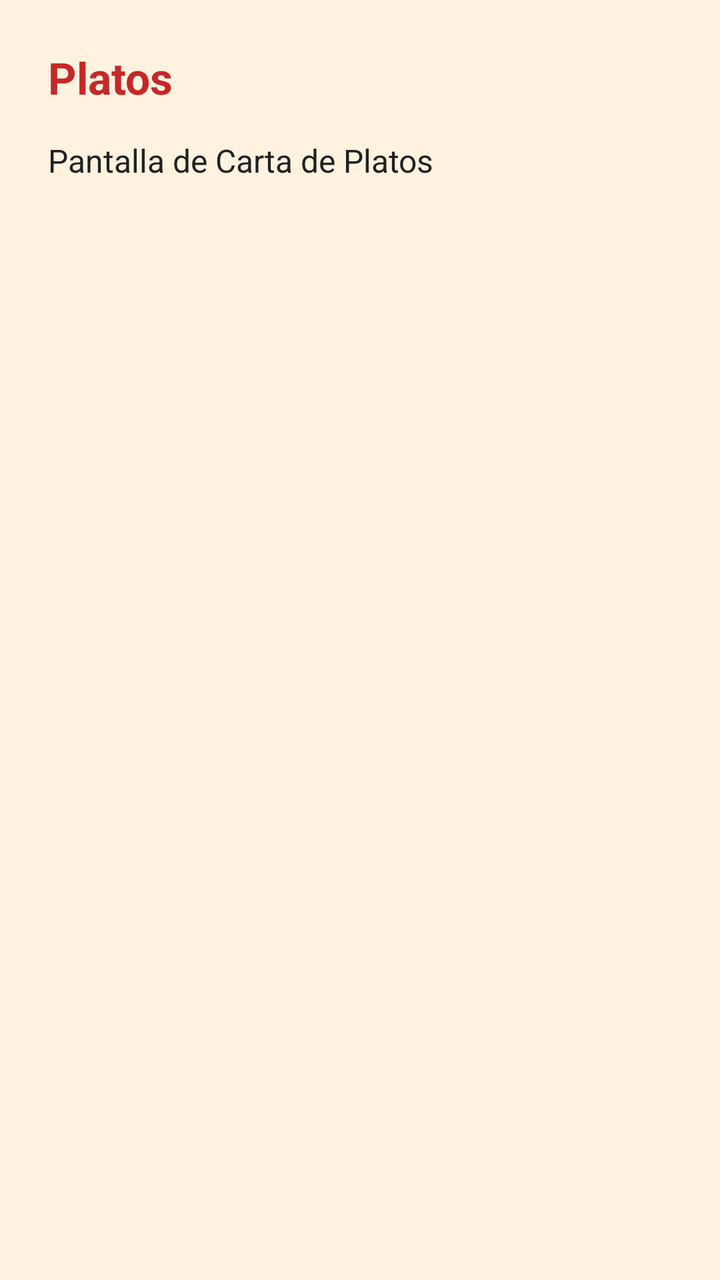
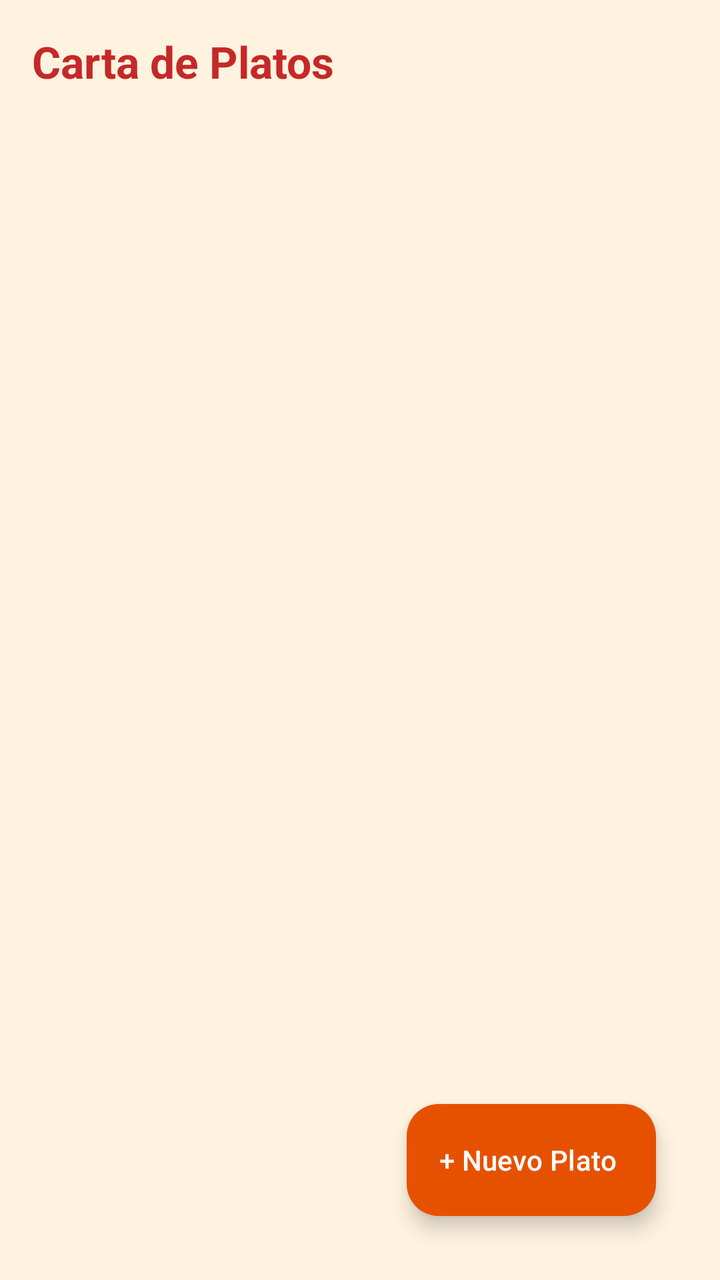

Two renders of the same Android screen: before a commit and after it. Below are the layout's source before the change and the commit's diff.
<!-- AndroidManifest.xml: application theme Theme.SaborApp -->
<!-- res/layout/activity_platos.xml -->
<?xml version="1.0" encoding="utf-8"?>
<LinearLayout xmlns:android="http://schemas.android.com/apk/res/android"
    android:id="@+id/main"
    android:layout_width="match_parent"
    android:layout_height="match_parent"
    android:orientation="vertical"
    android:padding="24dp">

    <TextView
        android:layout_width="wrap_content"
        android:layout_height="wrap_content"
        android:text="@string/menu_platos"
        android:textColor="@color/rojo"
        android:textSize="22sp"
        android:textStyle="bold" />

    <TextView
        android:layout_width="wrap_content"
        android:layout_height="wrap_content"
        android:layout_marginTop="16dp"
        android:text="@string/info_platos"
        android:textColor="@color/negro"
        android:textSize="16sp" />
</LinearLayout>
<!-- resources referenced by this layout -->
<resources>
  <color name="negro">#212121</color>
  <color name="rojo">#C62828</color>
  <string name="info_platos">Pantalla de Carta de Platos</string>
  <string name="menu_platos">Platos</string>
  <style name="Theme.SaborApp" parent="Base.Theme.SaborApp" />
  <style name="Base.Theme.SaborApp" parent="Theme.Material3.Light.NoActionBar">
          <item name="colorPrimary">@color/naranja</item>
          <item name="colorOnPrimary">@color/blanco</item>
          <item name="colorSecondary">@color/rojo</item>
          <item name="colorOnSecondary">@color/blanco</item>
          <item name="android:windowBackground">@color/crema</item>
          <item name="android:statusBarColor">@color/rojo</item>
      </style>
  <color name="naranja">#E65100</color>
  <color name="blanco">#FFFFFF</color>
  <color name="crema">#FFF3E0</color>
</resources>

<!-- the commit's change to res/layout/activity_platos.xml (unified diff, before → after) -->
@@ -1,24 +1,40 @@
 <?xml version="1.0" encoding="utf-8"?>
-<LinearLayout xmlns:android="http://schemas.android.com/apk/res/android"
+<androidx.coordinatorlayout.widget.CoordinatorLayout xmlns:android="http://schemas.android.com/apk/res/android"
+    xmlns:app="http://schemas.android.com/apk/res-auto"
     android:id="@+id/main"
     android:layout_width="match_parent"
     android:layout_height="match_parent"
-    android:orientation="vertical"
-    android:padding="24dp">
+    android:padding="16dp">
 
-    <TextView
+    <LinearLayout
+        android:layout_width="match_parent"
+        android:layout_height="match_parent"
+        android:orientation="vertical">
+
+        <TextView
+            android:layout_width="wrap_content"
+            android:layout_height="wrap_content"
+            android:text="@string/titulo_platos"
+            android:textColor="@color/rojo"
+            android:textSize="22sp"
+            android:textStyle="bold" />
+
+        <androidx.recyclerview.widget.RecyclerView
+            android:id="@+id/rvPlatos"
+            android:layout_width="match_parent"
+            android:layout_height="0dp"
+            android:layout_marginTop="16dp"
+            android:layout_weight="1"
+            app:layoutManager="androidx.recyclerview.widget.LinearLayoutManager" />
+    </LinearLayout>
+
+    <com.google.android.material.floatingactionbutton.ExtendedFloatingActionButton
+        android:id="@+id/fabAgregarPlato"
         android:layout_width="wrap_content"
         android:layout_height="wrap_content"
-        android:text="@string/menu_platos"
-        android:textColor="@color/rojo"
-        android:textSize="22sp"
-        android:textStyle="bold" />
-
-    <TextView
-        android:layout_width="wrap_content"
-        android:layout_height="wrap_content"
-        android:layout_marginTop="16dp"
-        android:text="@string/info_platos"
-        android:textColor="@color/negro"
-        android:textSize="16sp" />
-</LinearLayout>
+        android:layout_gravity="bottom|end"
+        android:layout_margin="16dp"
+        android:text="@string/btn_nuevo_plato"
+        android:textColor="@color/blanco"
+        app:backgroundTint="@color/naranja" />
+</androidx.coordinatorlayout.widget.CoordinatorLayout>
<!-- resource entries referenced after the edit -->
@@ -1,9 +1,10 @@
 <!-- resources referenced by this layout -->
 <resources>
-  <color name="negro">#212121</color>
+  <color name="blanco">#FFFFFF</color>
+  <color name="naranja">#E65100</color>
   <color name="rojo">#C62828</color>
-  <string name="info_platos">Pantalla de Carta de Platos</string>
-  <string name="menu_platos">Platos</string>
+  <string name="btn_nuevo_plato">+ Nuevo Plato</string>
+  <string name="titulo_platos">Carta de Platos</string>
   <style name="Theme.SaborApp" parent="Base.Theme.SaborApp" />
   <style name="Base.Theme.SaborApp" parent="Theme.Material3.Light.NoActionBar">
           <item name="colorPrimary">@color/naranja</item>
@@ -13,8 +14,6 @@
           <item name="android:windowBackground">@color/crema</item>
           <item name="android:statusBarColor">@color/rojo</item>
       </style>
-  <color name="naranja">#E65100</color>
-  <color name="blanco">#FFFFFF</color>
   <color name="crema">#FFF3E0</color>
 </resources>
 
